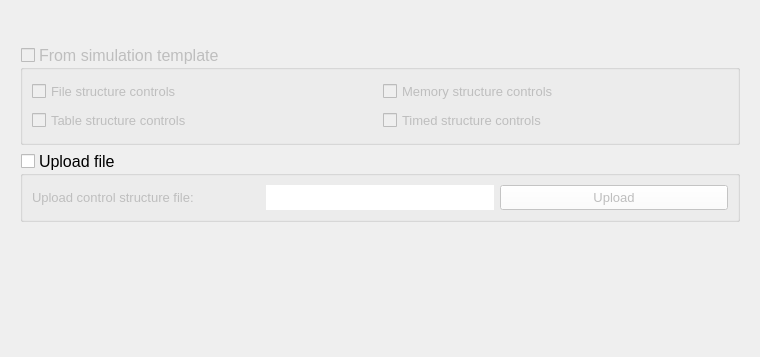
This is threedi_models_and_simulations/ui/simulation_wizard/page_structure_controls.ui in nens/threedi-api-qgis-client as Qt 5 draws it before an edit; both pictures show x 0 to 760 and y 0 to 357 of the 760 by 700 pixel window. The edited form follows.
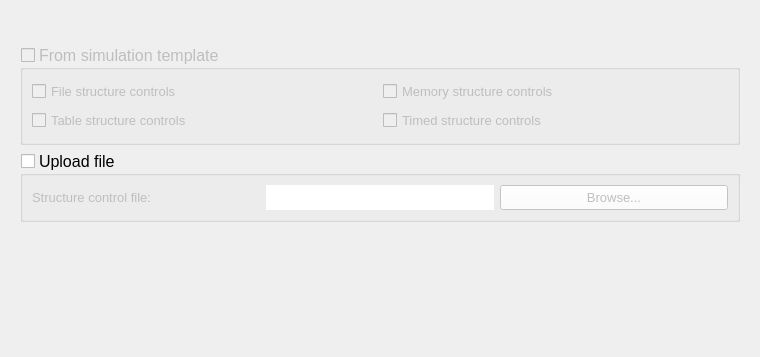
This is the edited form.

What changed in the file:
```diff
--- a/threedi_models_and_simulations/ui/simulation_wizard/page_structure_controls.ui
+++ b/threedi_models_and_simulations/ui/simulation_wizard/page_structure_controls.ui
@@ -327,7 +327,7 @@
             </font>
            </property>
            <property name="text">
-            <string>Upload</string>
+            <string>Browse...</string>
            </property>
           </widget>
          </item>
@@ -352,7 +352,7 @@
             </font>
            </property>
            <property name="text">
-            <string>Upload control structure file:</string>
+            <string>Structure control file:</string>
            </property>
           </widget>
          </item>
```
